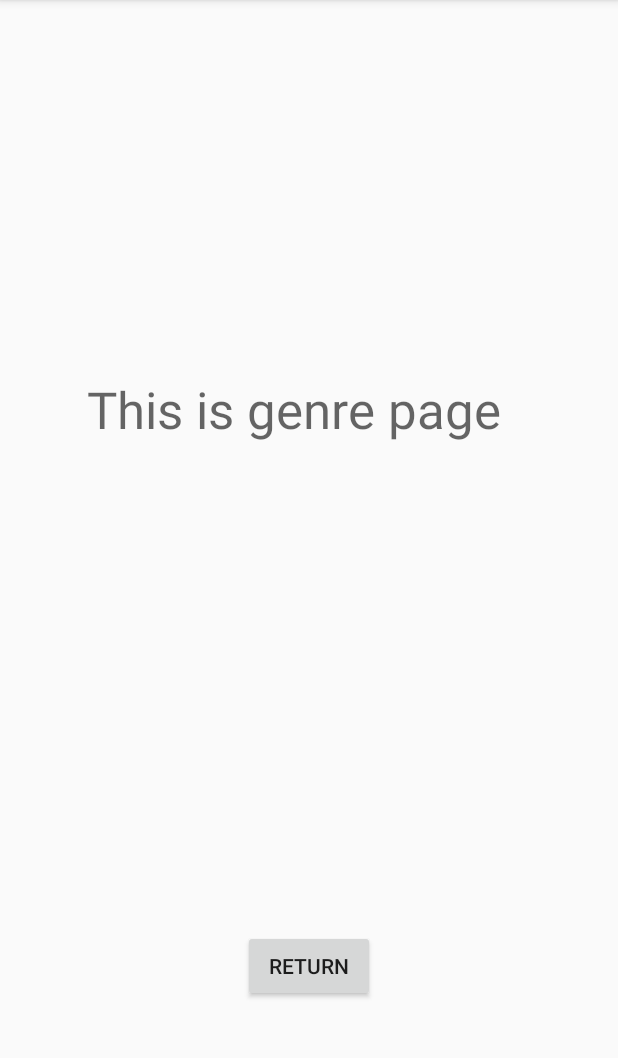
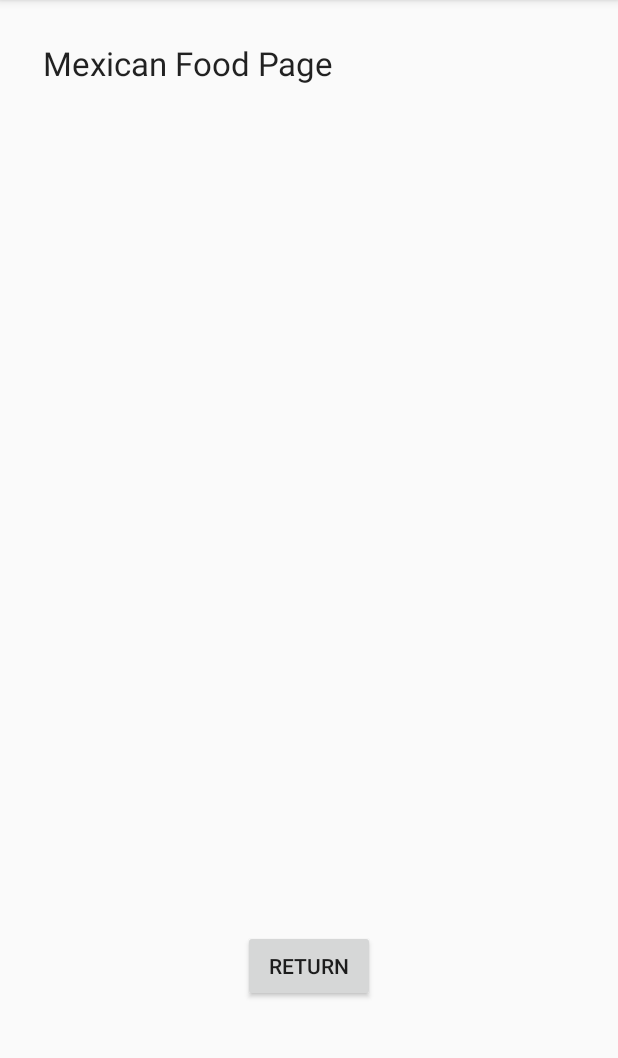
Before and after one commit to KingOfAllNerds/HarmonEats, an Android app: the FoodGenresPageOne screen opened directly, with no data from a screen before it, after a tap on "MEXICAN", on a phone screen of 412 x 824 dp, the part 84-1142 px from its top. Run offline under Robolectric (Android 15) with nearby library versions, the phone set to English and light mode, and no system bars.

Commit message:
Modified SelectedGenrePage to utilize Extras with Intents to avoid making many SelectedGenrePage classes

```diff
--- a/harmoneats/app/src/main/java/com/techpointsos/harmoneats/FoodGenresPageOne.java
+++ b/harmoneats/app/src/main/java/com/techpointsos/harmoneats/FoodGenresPageOne.java
@@ -25,10 +25,10 @@ public class FoodGenresPageOne extends AppCompatActivity {
         nextButton = (Button) findViewById(R.id.nextButton);
         mainButton = (Button) findViewById(R.id.mainFromGenreButton);
 
-        setGenreListenerHelper(chineseButton);
-        setGenreListenerHelper(mexicanButton);
-        setGenreListenerHelper(bbqButton);
-        setGenreListenerHelper(meditButton);
+        setGenreListenerHelper(chineseButton, "Chinese");
+        setGenreListenerHelper(mexicanButton, "Mexican");
+        setGenreListenerHelper(bbqButton, "Mexican");
+        setGenreListenerHelper(meditButton, "Mediterranean");
 
         nextButton.setOnClickListener(new View.OnClickListener() {
             @Override
@@ -47,13 +47,13 @@ public class FoodGenresPageOne extends AppCompatActivity {
         });
     }
 
-    public void setGenreListenerHelper(Button button){
+    public void setGenreListenerHelper(Button button, final String genreName){
         button.setOnClickListener(new View.OnClickListener() {
             @Override
             public void onClick(View v) {
                 Intent genreSelectIntent = new Intent(getApplicationContext(), SelectedGenrePage.class);
-                genreSelectIntent.putExtra("genre was selected", "This is genre page");
-                genreSelectIntent.putExtra("page to return to", 1);
+                genreSelectIntent.putExtra("title", genreName);
+                genreSelectIntent.putExtra("page return", 1);
                 startActivity(genreSelectIntent);
             }
         });
--- a/harmoneats/app/src/main/java/com/techpointsos/harmoneats/FoodGenresPageTwo.java
+++ b/harmoneats/app/src/main/java/com/techpointsos/harmoneats/FoodGenresPageTwo.java
@@ -24,10 +24,10 @@ public class FoodGenresPageTwo extends AppCompatActivity {
         barAndPubButton = (Button) findViewById(R.id.barAndPubButton);
         previousButton = (Button) findViewById(R.id.previousButton);
 
-        setGenreListenerHelper(italianButton);
-        setGenreListenerHelper(indianButton);
-        setGenreListenerHelper(seafoodButton);
-        setGenreListenerHelper(barAndPubButton);
+        setGenreListenerHelper(italianButton, "Italian");
+        setGenreListenerHelper(indianButton, "Indian");
+        setGenreListenerHelper(seafoodButton, "Seafood");
+        setGenreListenerHelper(barAndPubButton, "Bars and Pubs");
 
         previousButton.setOnClickListener(new View.OnClickListener() {
             @Override
@@ -38,13 +38,13 @@ public class FoodGenresPageTwo extends AppCompatActivity {
         });
     }
 
-    public void setGenreListenerHelper(Button button){
+    public void setGenreListenerHelper(Button button, final String genreName){
         button.setOnClickListener(new View.OnClickListener() {
             @Override
             public void onClick(View v) {
                 Intent genreSelectIntent = new Intent(getApplicationContext(), SelectedGenrePage.class);
-                genreSelectIntent.putExtra("genre was selected", "This is genre page");
-                genreSelectIntent.putExtra("page to return to", 2);
+                genreSelectIntent.putExtra("title", genreName);
+                genreSelectIntent.putExtra("page return", 2);
                 startActivity(genreSelectIntent);
             }
         });
--- a/harmoneats/app/src/main/java/com/techpointsos/harmoneats/SelectedGenrePage.java
+++ b/harmoneats/app/src/main/java/com/techpointsos/harmoneats/SelectedGenrePage.java
@@ -6,7 +6,6 @@ import android.view.View;
 import android.widget.Button;
 import android.widget.TextView;
 
-import androidx.annotation.Nullable;
 import androidx.appcompat.app.AppCompatActivity;
 
 public class SelectedGenrePage extends AppCompatActivity {
@@ -21,14 +20,14 @@ public class SelectedGenrePage extends AppCompatActivity {
 
         returnButton = (Button) findViewById(R.id.returnButton);
 
-        if(getIntent().hasExtra("genre was selected")){
-            TextView pageNumberDeclaration = (TextView) findViewById(R.id.selectGenreTextView);
-            String declarationText = getIntent().getExtras().getString("genre was selected");
-            pageNumberDeclaration.setText(declarationText);
+        if(getIntent().hasExtra("title")){
+            TextView genreTitle = (TextView) findViewById(R.id.genreTitleTextView);
+            String genreText = getIntent().getExtras().getString("title");
+            genreTitle.setText(genreText + " Food Page");
         }
 
-        if(getIntent().hasExtra("page to return to")){
-            int pageNumber = getIntent().getExtras().getInt("page to return to");
+        if(getIntent().hasExtra("page return")){
+            int pageNumber = getIntent().getExtras().getInt("page return");
             if(pageNumber == 1){
                 returnPage = FoodGenresPageOne.class;
             }
--- a/harmoneats/app/src/main/res/layout/activity_selected_genre_page.xml
+++ b/harmoneats/app/src/main/res/layout/activity_selected_genre_page.xml
@@ -7,19 +7,20 @@
     android:layout_height="match_parent">
 
     <TextView
-        android:id="@+id/selectGenreTextView"
-        android:layout_width="296dp"
-        android:layout_height="136dp"
+        android:id="@+id/genreTitleTextView"
+        android:layout_width="351dp"
+        android:layout_height="93dp"
         android:layout_marginStart="32dp"
-        android:layout_marginTop="250dp"
+        android:layout_marginTop="20dp"
         android:layout_marginEnd="32dp"
         android:text="TextView"
-        android:textAppearance="@style/TextAppearance.AppCompat.Display1"
+        android:textAppearance="@style/TextAppearance.AppCompat.Large"
         app:layout_constraintBottom_toBottomOf="parent"
         app:layout_constraintEnd_toEndOf="parent"
+        app:layout_constraintHorizontal_bias="1.0"
         app:layout_constraintStart_toStartOf="parent"
         app:layout_constraintTop_toTopOf="parent"
-        app:layout_constraintVertical_bias="0.0" />
+        app:layout_constraintVertical_bias="0.011" />
 
     <Button
         android:id="@+id/returnButton"
```
